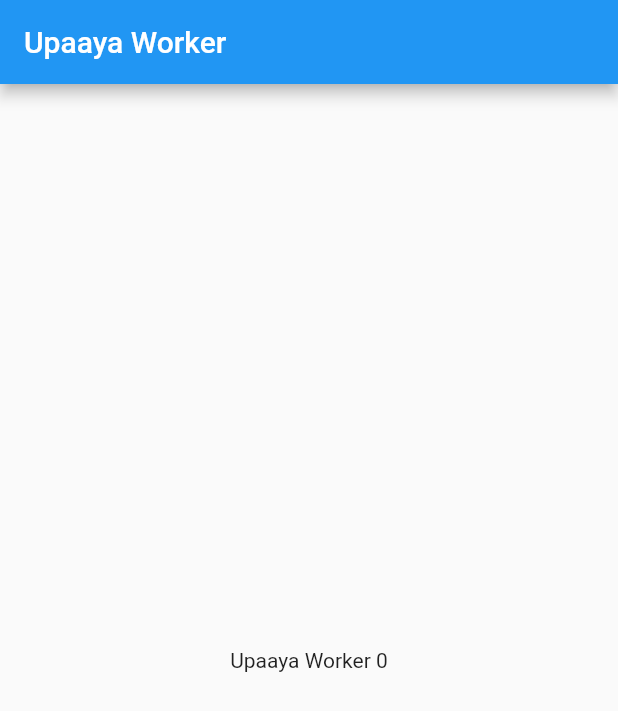
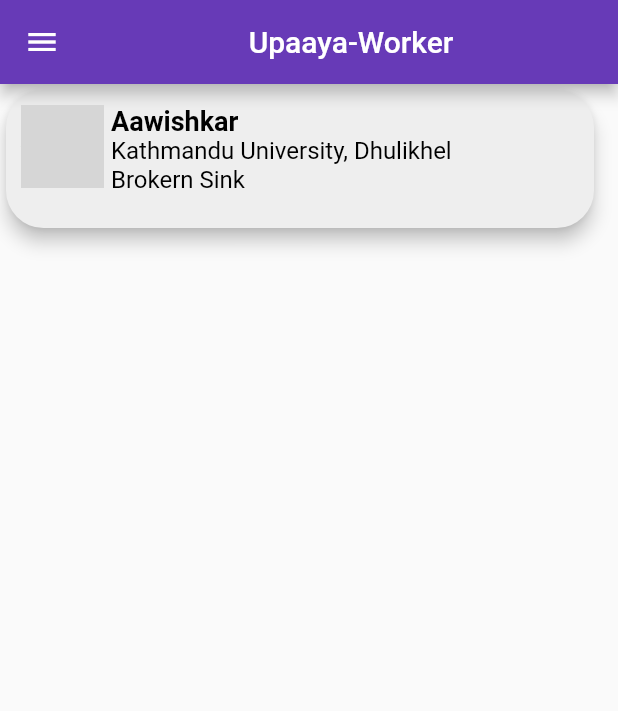
Before and after one commit to TanGleed/Upaaya, a Flutter app: the screen it shows after launch, on a phone screen of 412 x 824 dp. Shown: the top 711 px of the screen. Run offline on Flutter 3.47's test engine with Material 2 defaults, Android fonts, the phone set to English and light mode, and no system bars; our stand-ins replace flutter_hooks, hooks_riverpod; network calls fail; grey boxes are pictures that could not be loaded.

Commit message:
Home page and desc page added

```diff
--- a/worker_app/lib/main.dart
+++ b/worker_app/lib/main.dart
@@ -1,10 +1,12 @@
 import 'package:flutter/material.dart';
 import 'package:flutter_hooks/flutter_hooks.dart';
 import 'package:hooks_riverpod/hooks_riverpod.dart';
+import 'package:worker_app/pages/home_page.dart';
+import 'package:worker_app/widgets/nav_drawer_wid.dart';
 
 // We create a "provider", which will store a value (here "Hello world").
 // By using a provider, this allows us to mock/override the value exposed.
-final helloWorldProvider = Provider((_) => 'Upaaya Worker');
+final exampleProvider = Provider((_) => 'Upaaya Worker');
 
 void main() {
   runApp(
@@ -26,15 +28,12 @@ class MyApp extends HookConsumerWidget {
     // We can use hooks inside HookConsumerWidget
     final counter = useState(0);
 
-    final String value = ref.watch(helloWorldProvider);
+    final String value = ref.watch(exampleProvider);
 
     return MaterialApp(
-      home: Scaffold(
-        appBar: AppBar(title: const Text('Upaaya Worker')),
-        body: Center(
-          child: Text('$value ${counter.value}'),
-        ),
-      ),
+      debugShowCheckedModeBanner: false,
+      home: HomePage(),
+      theme: ThemeData(primarySwatch: Colors.deepPurple),
     );
   }
 }
--- /dev/null
+++ b/worker_app/lib/pages/home_page.dart
@@ -0,0 +1,105 @@
+import 'package:flutter/cupertino.dart';
+import 'package:flutter/material.dart';
+import 'package:flutter/src/widgets/framework.dart';
+import 'package:flutter/src/widgets/placeholder.dart';
+import 'package:worker_app/pages/desc_page.dart';
+import 'package:worker_app/widgets/nav_drawer_wid.dart';
+
+class HomePage extends StatefulWidget {
+  const HomePage({super.key});
+
+  @override
+  State<HomePage> createState() => _HomePageState();
+}
+
+class _HomePageState extends State<HomePage> {
+  @override
+  Widget build(BuildContext context) {
+    return Scaffold(
+      drawer: NavigationDrawerWidget(),
+      appBar: AppBar(title: Center(child: const Text('Upaaya-Worker'))),
+      body: Container(
+        height: 100,
+        width: 400,
+        child: Card(
+          color: Colors.grey[200],
+          elevation: 5,
+          shape:
+              RoundedRectangleBorder(borderRadius: BorderRadius.circular(25)),
+          child: InkWell(
+            onTap: () => Navigator.push(
+                context, MaterialPageRoute(builder: (context) => DescPage())),
+            child: Container(
+              width: MediaQuery.of(context).size.width,
+              padding: EdgeInsets.symmetric(horizontal: 10, vertical: 10),
+              child: Row(
+                mainAxisAlignment: MainAxisAlignment.spaceBetween,
+                crossAxisAlignment: CrossAxisAlignment.start,
+                children: <Widget>[
+                  Row(
+                    crossAxisAlignment: CrossAxisAlignment.start,
+                    children: <Widget>[
+                      Container(
+                        width: 55,
+                        height: 55,
+                        child: CircleAvatar(
+                          backgroundColor: Colors.green,
+                          foregroundColor: Colors.green,
+                          backgroundImage: NetworkImage(
+                              "https://images.pexels.com/photos/220453/pexels-photo-220453.jpeg?auto=compress&cs=tinysrgb&w=400"),
+                        ),
+                      ),
+                      SizedBox(
+                        width: 5,
+                      ),
+                      Column(
+                        crossAxisAlignment: CrossAxisAlignment.start,
+                        children: <Widget>[
+                          Text(
+                            'Aawishkar',
+                            style: TextStyle(
+                                color: Colors.black,
+                                fontSize: 18,
+                                fontWeight: FontWeight.bold),
+                          ),
+                          Text(
+                            'Kathmandu University, Dhulikhel',
+                            style: TextStyle(
+                              color: Colors.black,
+                              fontSize: 16,
+                            ),
+                          ),
+                          Text(
+                            'Brokern Sink',
+                            style: TextStyle(
+                              color: Colors.black,
+                              fontSize: 16,
+                            ),
+                          ),
+                          // MaterialButton(
+                          //   height: 30,
+                          //   onPressed: () {},
+                          //   color: Colors.grey[300],
+                          // )
+                        ],
+                      ),
+                    ],
+                  ),
+                  // Container(
+                  //   height:,
+                  //   alignment: Alignment.center,
+                  //   padding: EdgeInsets.symmetric(horizontal: 10, vertical: 10),
+                  //   child: FloatingActionButton(
+                  //     onPressed: () {},
+                  //     backgroundColor: Colors.deepPurple,
+                  //   ),
+                  // )
+                ],
+              ),
+            ),
+          ),
+        ),
+      ),
+    );
+  }
+}
```
Also changed, not shown: worker_app/lib/pages/desc_page.dart (added, +200 -0 lines), worker_app/lib/pages/profile_page.dart (added, +24 -0 lines), worker_app/lib/widgets/nav_drawer_wid.dart (added, +95 -0 lines).
